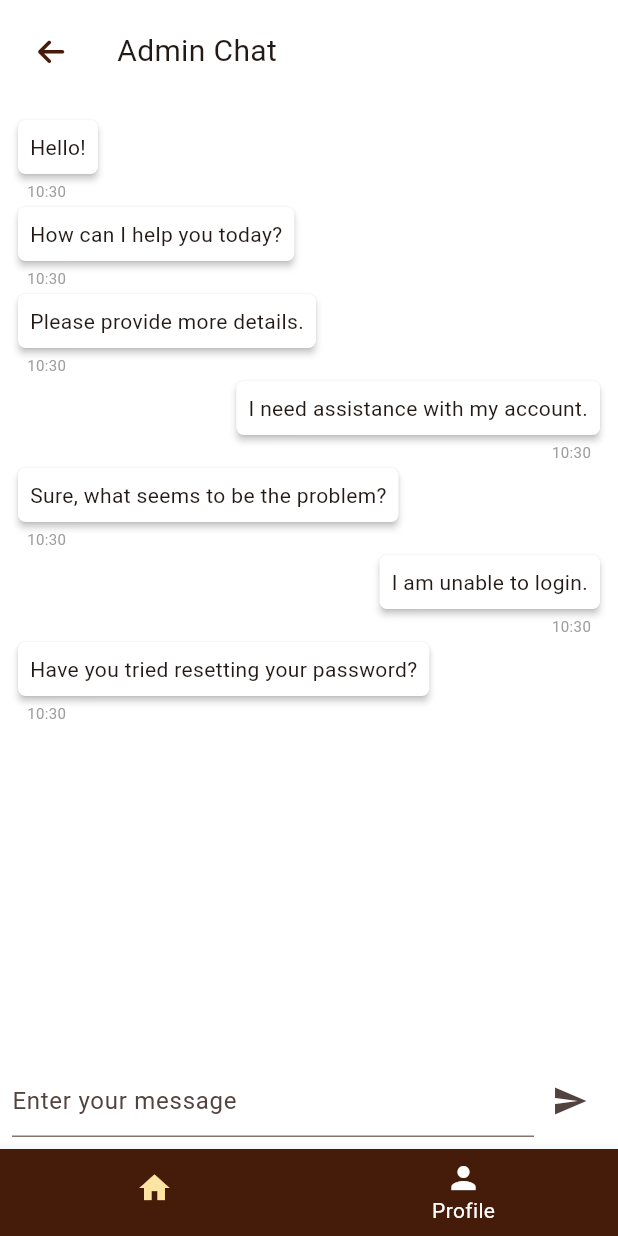
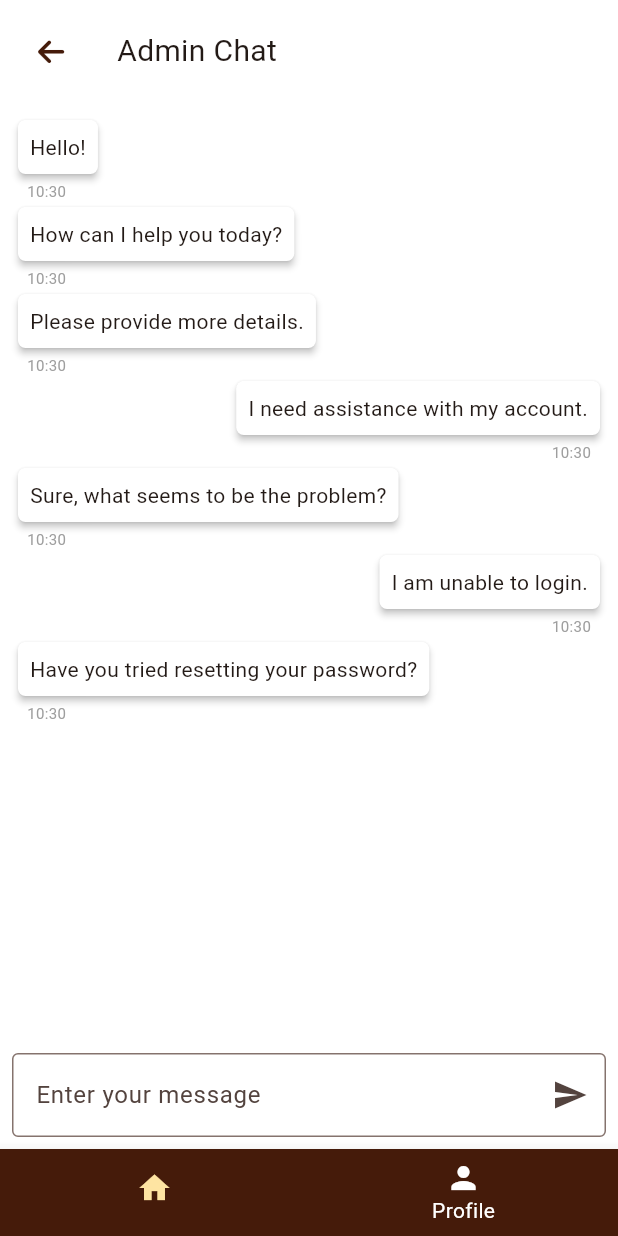
Before and after one commit to yappanthony/Findr, a Flutter app: the Chat screen opened by its route, on a phone screen of 412 x 824 dp. Run offline on Flutter 3.47's test engine with Material 3 defaults, Android fonts, the light colour scheme and no system bars; drawn by our look-alikes of grouped_list; our stand-ins replace carousel_slider, flutter_riverpod, font_awesome_flutter, go_router, google_sign_in, riverpod_annotation and 2 more; accounts and stored records are empty.

Commit message:
change input field design and idk how to fix the back button

```diff
--- a/lib/screens/chat.dart
+++ b/lib/screens/chat.dart
@@ -1,5 +1,6 @@
 import 'package:flutter/material.dart';
 import 'package:font_awesome_flutter/font_awesome_flutter.dart';
+import 'package:go_router/go_router.dart';
 import 'package:grouped_list/grouped_list.dart';
 import 'package:intl/intl.dart';
 import 'package:supabase_flutter/supabase_flutter.dart';
@@ -130,16 +131,17 @@ class _ChatState extends State<Chat> {
               children: [
                 Expanded(
                   child: TextField(
-                    controller: _controller,
-                    decoration: const InputDecoration(
-                      hintText: 'Enter your message',
+                  controller: _controller,
+                  decoration: InputDecoration(
+                    border: OutlineInputBorder(),
+                    hintText: 'Enter your message',
+                    suffixIcon: IconButton(
+                    icon: const Icon(Icons.send),
+                    onPressed: _sendMessage,
                     ),
-                    onSubmitted: (value) => _sendMessage(),
                   ),
-                ),
-                IconButton(
-                  icon: const Icon(Icons.send),
-                  onPressed: _sendMessage,
+                  onSubmitted: (value) => _sendMessage(),
+                  ),
                 ),
               ],
             ),
```
